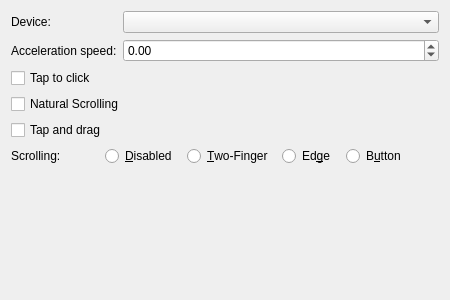
The window that lxqt-config-input/touchpadconfig.ui (lxqt/lxqt-config) describes before a commit, drawn with Qt 5.
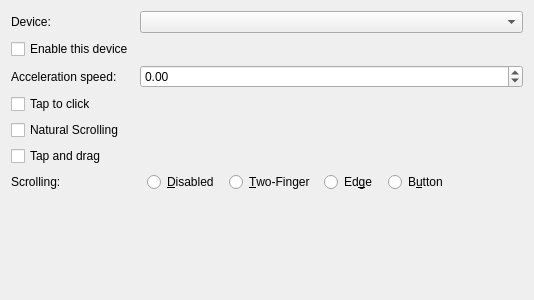
The same window after the commit.

Commit message: lxqt-config-input: add a knob to enable/disable a mouse/touchpad device

```diff
--- a/lxqt-config-input/touchpadconfig.ui
+++ b/lxqt-config-input/touchpadconfig.ui
@@ -6,7 +6,7 @@
    <rect>
     <x>0</x>
     <y>0</y>
-    <width>450</width>
+    <width>534</width>
     <height>300</height>
    </rect>
   </property>
@@ -139,6 +139,13 @@
      </item>
     </layout>
    </item>
+   <item row="1" column="0">
+    <widget class="QCheckBox" name="deviceEnabledCheckBox">
+     <property name="text">
+      <string>Enable this device</string>
+     </property>
+    </widget>
+   </item>
   </layout>
  </widget>
  <resources/>
```
The commit also changes 3 other files.
